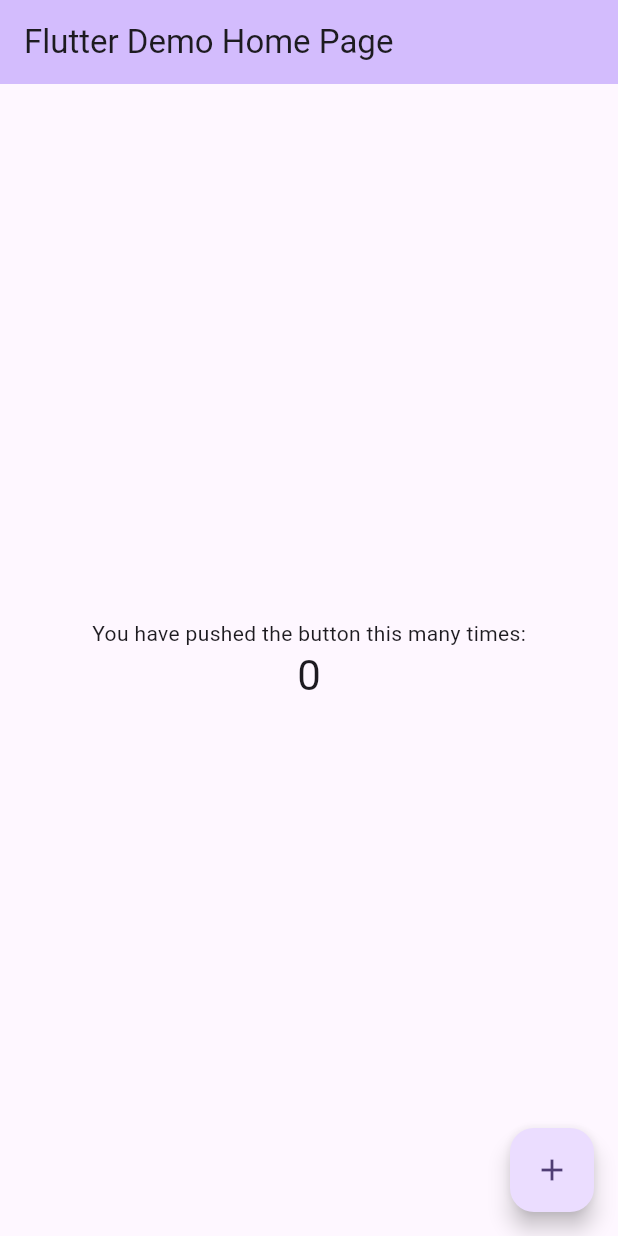
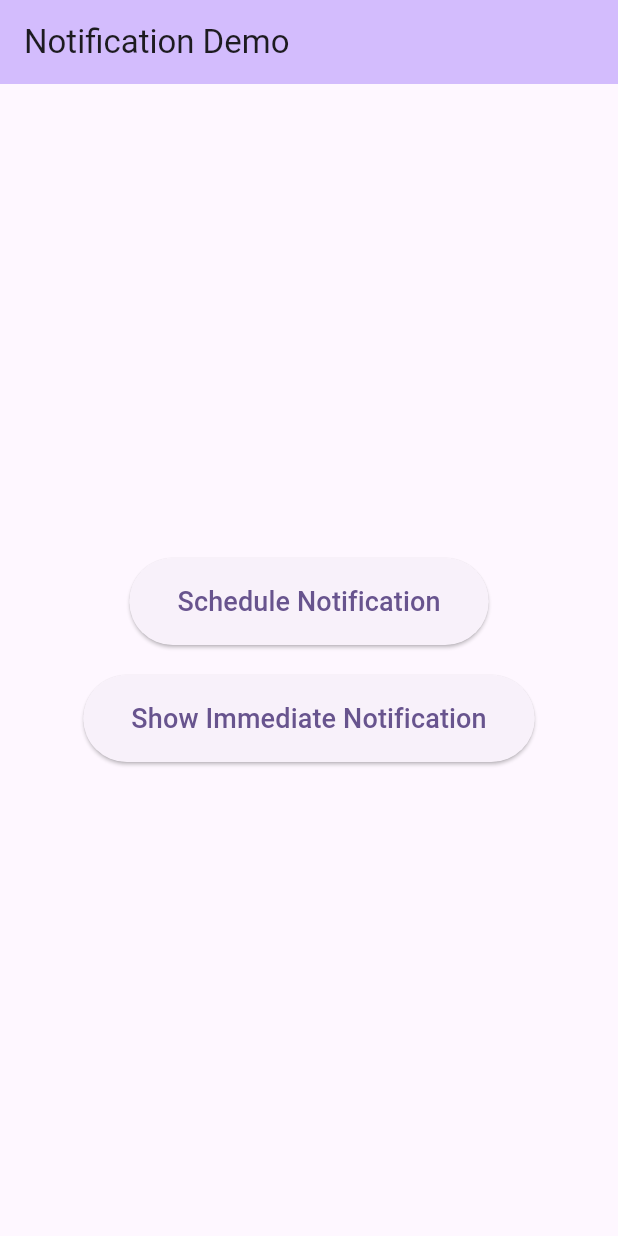
Before and after one commit to chera-mihiretu/mobile_background, a Flutter app: the screen it shows after launch, on a phone screen of 412 x 824 dp. Run offline on Flutter 3.47's test engine with Material 3 defaults, Android fonts, the phone set to English and light mode, and no system bars; our stand-ins replace flutter_local_notifications, timezone.

Commit message:
flutter notification

```diff
--- /dev/null
+++ b/lib/front/home_page.dart
@@ -0,0 +1,98 @@
+import 'dart:developer';
+
+import 'package:flutter/material.dart';
+import 'notification_service.dart';
+
+class HomePage extends StatefulWidget {
+  const HomePage({super.key});
+
+  @override
+  State<HomePage> createState() => _HomePageState();
+}
+
+class _HomePageState extends State<HomePage> {
+  final NotificationService _notificationService = NotificationService();
+  int id = 0;
+  @override
+  void initState() {
+    super.initState();
+    _initializeNotifications();
+  }
+
+  Future<void> _initializeNotifications() async {
+    await _notificationService.initialize();
+  }
+
+  Future<void> _scheduleNotification() async {
+    id++;
+    log('Scheduling Notification');
+    try {
+      await _notificationService.scheduleNotification(
+        id: id,
+        title: 'Scheduled Notification',
+        body: 'This notification was scheduled 5 seconds ago!',
+        scheduledDate: DateTime.now().add(const Duration(minutes: 5)),
+      );
+      log('Notification scheduled successfully');
+    } catch (e) {
+      log('Error scheduling notification: $e');
+    }
+  }
+
+  Future<void> _showImmediateNotification() async {
+    try {
+      await _notificationService.showNotification(
+        id: 1,
+        title: 'Immediate Notification',
+        body: 'This is an immediate notification!',
+      );
+      log('Immediate notification shown');
+    } catch (e) {
+      log('Error showing notification: $e');
+    }
+  }
+
+  @override
+  Widget build(BuildContext context) {
+    return Scaffold(
+      appBar: AppBar(
+        title: const Text('Notification Demo'),
+        backgroundColor: Theme.of(context).colorScheme.inversePrimary,
+      ),
+      body: Center(
+        child: Column(
+          mainAxisAlignment: MainAxisAlignment.center,
+          children: [
+            ElevatedButton(
+              onPressed: _scheduleNotification,
+              style: ElevatedButton.styleFrom(
+                padding: const EdgeInsets.symmetric(
+                  horizontal: 32,
+                  vertical: 16,
+                ),
+              ),
+              child: const Text(
+                'Schedule Notification',
+                style: TextStyle(fontSize: 18),
+              ),
+            ),
+            const SizedBox(height: 20),
+            ElevatedButton(
+              onPressed: _showImmediateNotification,
+              style: ElevatedButton.styleFrom(
+                padding: const EdgeInsets.symmetric(
+                  horizontal: 32,
+                  vertical: 16,
+                ),
+              ),
+              child: const Text(
+                'Show Immediate Notification',
+                style: TextStyle(fontSize: 18),
+              ),
+            ),
+          ],
+        ),
+      ),
+    );
+  }
+}
--- a/lib/main.dart
+++ b/lib/main.dart
@@ -1,51 +1,31 @@
 import 'package:flutter/material.dart';
+import 'front/home_page.dart';
+import 'package:flutter/services.dart';
 
-void main() {
+void main() async {
+  WidgetsFlutterBinding.ensureInitialized();
   runApp(const MyApp());
 }
 
 class MyApp extends StatelessWidget {
   const MyApp({super.key});
 
-  // This widget is the root of your application.
   @override
   Widget build(BuildContext context) {
     return MaterialApp(
-      title: 'Flutter Demo',
+      title: 'Notification Demo',
+      debugShowCheckedModeBanner: false,
       theme: ThemeData(
-        // This is the theme of your application.
-        //
-        // TRY THIS: Try running your application with "flutter run". You'll see
-        // the application has a purple toolbar. Then, without quitting the app,
-        // try changing the seedColor in the colorScheme below to Colors.green
-        // and then invoke "hot reload" (save your changes or press the "hot
-        // reload" button in a Flutter-supported IDE, or press "r" if you used
-        // the command line to start the app).
-        //
-        // Notice that the counter didn't reset back to zero; the application
-        // state is not lost during the reload. To reset the state, use hot
-        // restart instead.
-        //
-        // This works for code too, not just values: Most code changes can be
-        // tested with just a hot reload.
         colorScheme: ColorScheme.fromSeed(seedColor: Colors.deepPurple),
+        useMaterial3: true,
       ),
-      home: const MyHomePage(title: 'Flutter Demo Home Page'),
+      home: const HomePage(),
     );
   }
 }
 
 class MyHomePage extends StatefulWidget {
   const MyHomePage({super.key, required this.title});
-
-  // This widget is the home page of your application. It is stateful, meaning
-  // that it has a State object (defined below) that contains fields that affect
-  // how it looks.
-
-  // This class is the configuration for the state. It holds the values (in this
-  // case the title) provided by the parent (in this case the App widget) and
-  // used by the build method of the State. Fields in a Widget subclass are
-  // always marked "final".
 
   final String title;
 
@@ -58,50 +38,20 @@ class _MyHomePageState extends State<MyHomePage> {
 
   void _incrementCounter() {
     setState(() {
-      // This call to setState tells the Flutter framework that something has
-      // changed in this State, which causes it to rerun the build method below
-      // so that the display can reflect the updated values. If we changed
-      // _counter without calling setState(), then the build method would not be
-      // called again, and so nothing would appear to happen.
       _counter++;
     });
   }
 
   @override
   Widget build(BuildContext context) {
-    // This method is rerun every time setState is called, for instance as done
-    // by the _incrementCounter method above.
-    //
-    // The Flutter framework has been optimized to make rerunning build methods
-    // fast, so that you can just rebuild anything that needs updating rather
-    // than having to individually change instances of widgets.
     return Scaffold(
       appBar: AppBar(
-        // TRY THIS: Try changing the color here to a specific color (to
-        // Colors.amber, perhaps?) and trigger a hot reload to see the AppBar
-        // change color while the other colors stay the same.
         backgroundColor: Theme.of(context).colorScheme.inversePrimary,
-        // Here we take the value from the MyHomePage object that was created by
-        // the App.build method, and use it to set our appbar title.
+
         title: Text(widget.title),
       ),
       body: Center(
-        // Center is a layout widget. It takes a single child and positions it
-        // in the middle of the parent.
         child: Column(
-          // Column is also a layout widget. It takes a list of children and
-          // arranges them vertically. By default, it sizes itself to fit its
-          // children horizontally, and tries to be as tall as its parent.
-          //
-          // Column has various properties to control how it sizes itself and
-          // how it positions its children. Here we use mainAxisAlignment to
-          // center the children vertically; the main axis here is the vertical
-          // axis because Columns are vertical (the cross axis would be
-          // horizontal).
-          //
-          // TRY THIS: Invoke "debug painting" (choose the "Toggle Debug Paint"
-          // action in the IDE, or press "p" in the console), to see the
-          // wireframe for each widget.
           mainAxisAlignment: MainAxisAlignment.center,
           children: <Widget>[
             const Text('You have pushed the button this many times:'),
@@ -116,7 +66,7 @@ class _MyHomePageState extends State<MyHomePage> {
         onPressed: _incrementCounter,
         tooltip: 'Increment',
         child: const Icon(Icons.add),
-      ), // This trailing comma makes auto-formatting nicer for build methods.
+      ),
     );
   }
 }
--- a/pubspec.yaml
+++ b/pubspec.yaml
@@ -34,6 +34,11 @@ dependencies:
   # The following adds the Cupertino Icons font to your application.
   # Use with the CupertinoIcons class for iOS style icons.
   cupertino_icons: ^1.0.8
+  flutter_local_notifications: ^19.1.0
+  timezone: ^0.10.1
+  flutter_timezone: ^4.1.0
+  rxdart: ^0.28.0
+
 
 dev_dependencies:
   flutter_test:
```
Also changed, not shown: lib/front/notification_service.dart (added, +120 -0 lines), pubspec.lock, 8 other files.
